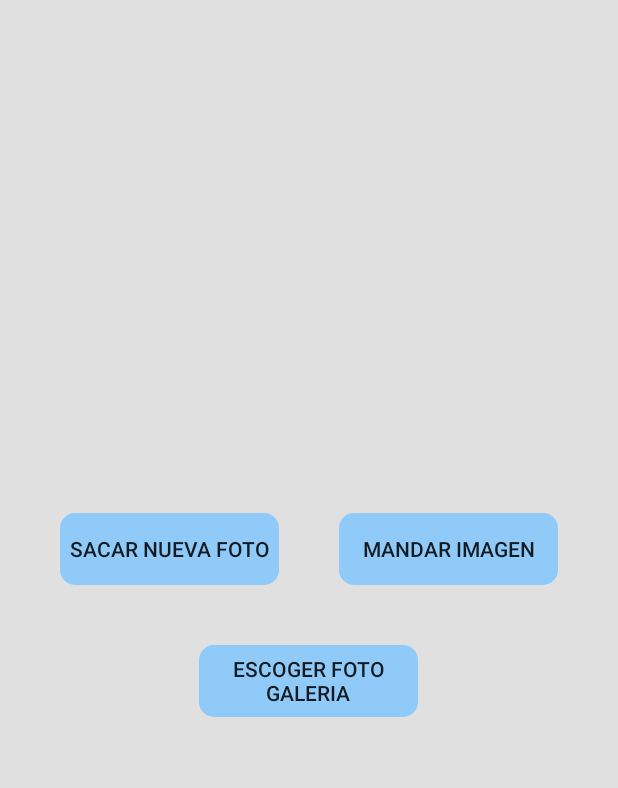
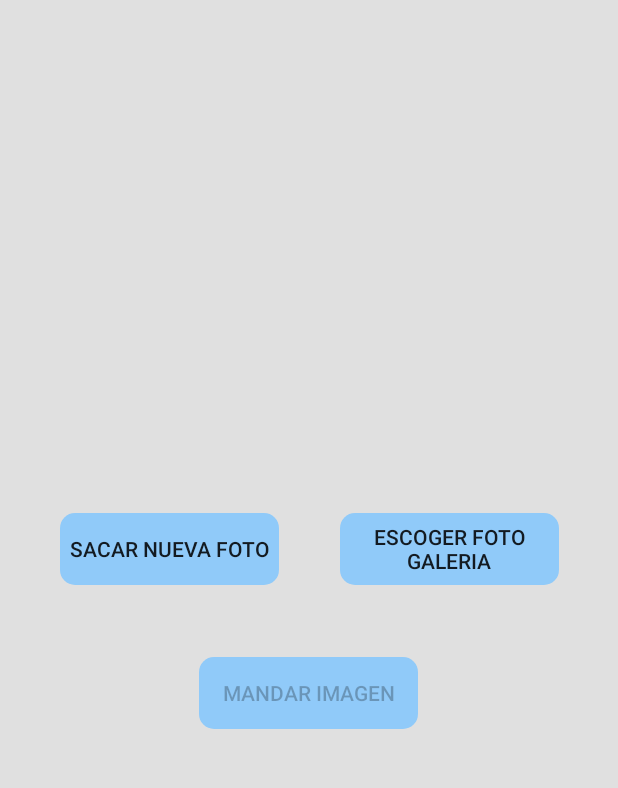
Before and after one commit to mfg1014/Retinopatia-diabetica, an Android app: the Foto screen opened directly, with no data from a screen before it, on a phone screen of 412 x 824 dp, the part 137-925 px from its top. Run offline under Robolectric (Android 15) with nearby library versions, the phone set to English and light mode, and no system bars; libraries missing offline, so code that uses them is left out: org.tensorflow.lite; 1 statement that could not run was skipped.

Commit message:
Integrado la red convolucional de calidad

```diff
--- a/app/retinopatia/app/src/main/res/layout/activity_foto.xml
+++ b/app/retinopatia/app/src/main/res/layout/activity_foto.xml
@@ -74,30 +74,46 @@
         android:id="@+id/botonGaleria"
         android:layout_width="146dp"
         android:layout_height="48dp"
-        android:layout_marginTop="124dp"
+        android:layout_marginTop="36dp"
         android:background="@drawable/redondear"
         android:backgroundTint="@color/background_blue"
         android:onClick="botonEscogerFoto"
         android:text="Escoger foto galeria"
+        app:layout_constraintEnd_toEndOf="parent"
+        app:layout_constraintHorizontal_bias="0.506"
+        app:layout_constraintStart_toEndOf="@+id/botonHacerFoto"
+        app:layout_constraintTop_toBottomOf="@+id/imagenSeleccionada" />
+
+    <Button
+        android:id="@+id/botonMandarImg"
+        android:layout_width="146dp"
+        android:layout_height="48dp"
+        android:layout_marginTop="132dp"
+        android:background="@drawable/redondear"
+        android:backgroundTint="@color/background_blue"
+        android:onClick="botonMandarImagen"
+        android:text="Mandar imagen"
         app:layout_constraintEnd_toEndOf="parent"
         app:layout_constraintHorizontal_bias="0.498"
         app:layout_constraintStart_toStartOf="parent"
         app:layout_constraintTop_toBottomOf="@+id/imagenSeleccionada" />
 
     <Button
-        android:id="@+id/botonMandarImg"
-        android:layout_width="146dp"
+        android:id="@+id/botonOmitir"
+        style="?android:attr/borderlessButtonStyle"
+        android:layout_width="226dp"
         android:layout_height="48dp"
-        android:layout_marginTop="36dp"
-        android:layout_marginEnd="40dp"
-        android:background="@drawable/redondear"
-        android:backgroundTint="@color/background_blue"
+        android:layout_marginTop="20dp"
+        android:backgroundTint="@color/white"
         android:onClick="botonMandarImagen"
-        android:text="Mandar imagen"
+        android:text="Omitir comprobacion de calidad"
+        android:textAlignment="center"
+        android:textAppearance="@style/TextAppearance.AppCompat.Small"
+        android:textColor="@color/black"
         app:layout_constraintEnd_toEndOf="parent"
-        app:layout_constraintHorizontal_bias="1.0"
-        app:layout_constraintStart_toEndOf="@+id/botonHacerFoto"
-        app:layout_constraintTop_toBottomOf="@+id/imagenSeleccionada" />
+        app:layout_constraintHorizontal_bias="0.502"
+        app:layout_constraintStart_toStartOf="parent"
+        app:layout_constraintTop_toBottomOf="@+id/botonMandarImg" />
 
     <ImageView
         android:id="@+id/imagenSeleccionada"
```
Also changed, not shown: app/retinopatia/app/src/main/java/com/example/retinopatia/Foto.java (+109 -9 lines), app/retinopatia/app/src/main/java/com/example/retinopatia/OpenFile.java (added, +28 -0 lines), app/retinopatia/app/src/main/java/com/example/retinopatia/Resultados.java (+10 -2 lines), app/retinopatia/app/src/main/java/com/example/retinopatia/SeleccionarRNE.java (+13 -38 lines), app/retinopatia/app/src/main/res/layout/activity_resultados.xml (+77 -58 lines), 1 other file.
